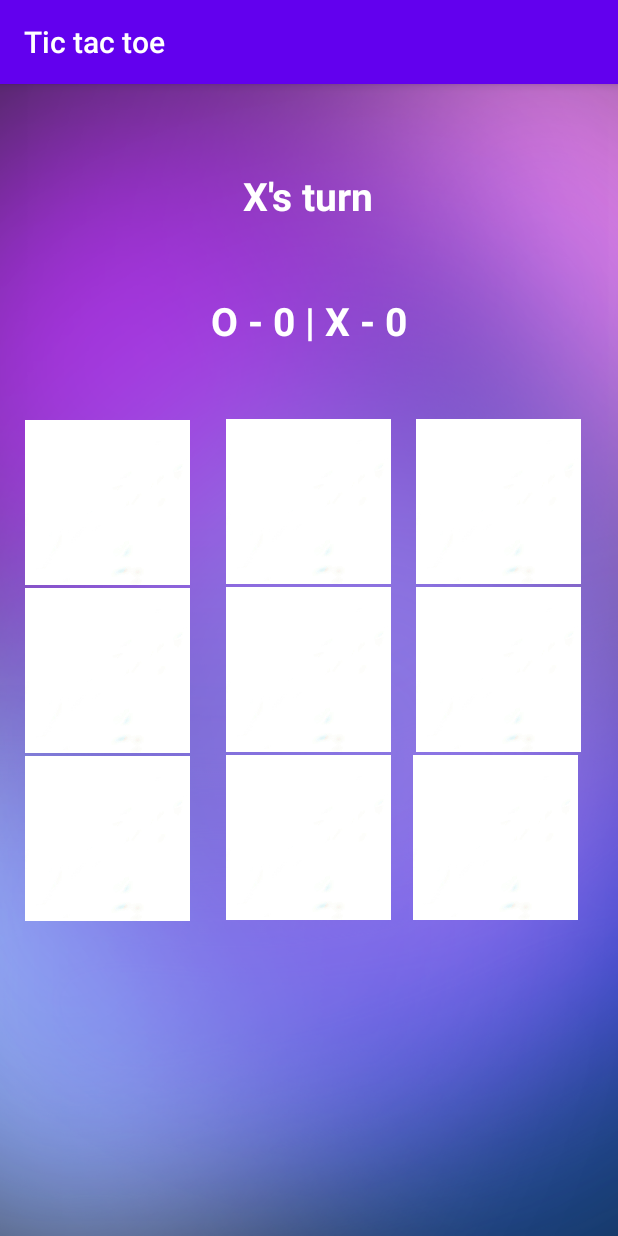
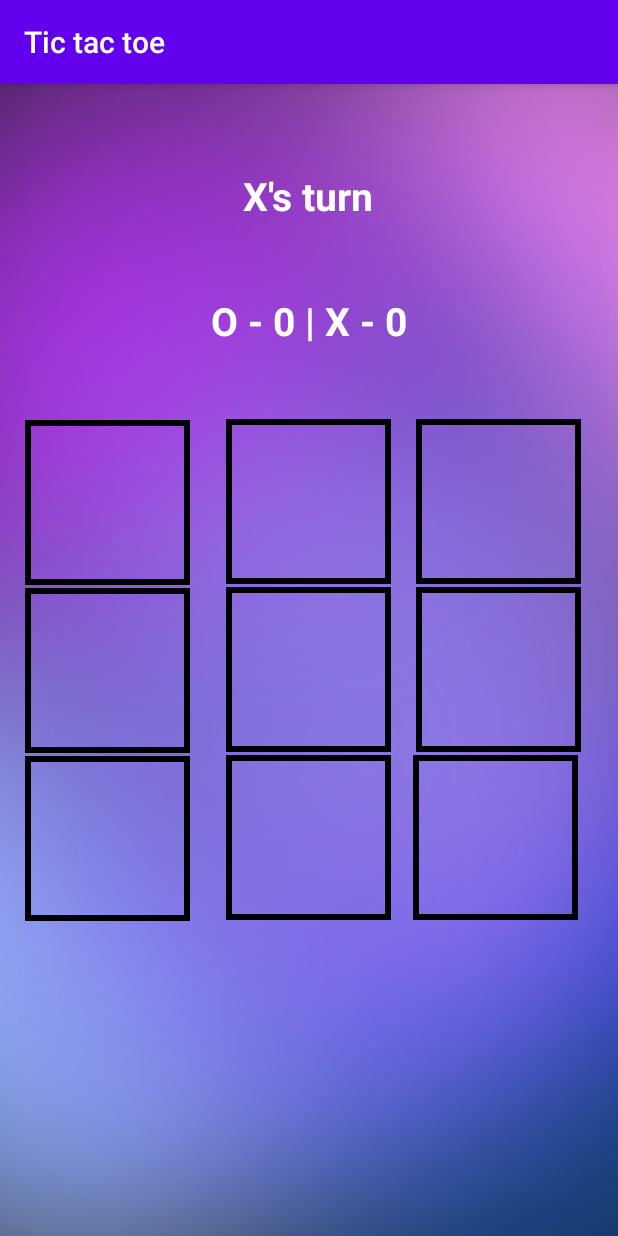
Before and after one commit to vinayak5002/Tic-tac-toe, an Android app: the GamePage screen opened directly, with no data from a screen before it, on a phone screen of 412 x 824 dp. Run offline under Robolectric (Android 15) with nearby library versions, the phone set to English and light mode, and no system bars.

Commit message:
added borders to ImageButtons

```diff
--- a/app/src/main/java/com/tic_tac_toe/app/GamePage.java
+++ b/app/src/main/java/com/tic_tac_toe/app/GamePage.java
@@ -112,7 +112,7 @@ public class GamePage extends AppCompatActivity {
         for(int i=0; i<9; i++){
             button = findViewById(buttons[i]);
             button.setEnabled(true);
-            button.setBackgroundResource(R.drawable.white);
+            button.setBackgroundResource(R.drawable.button_border);
 
             rematch.setVisibility(View.INVISIBLE);
         }
--- a/app/src/main/res/drawable/button_border.xml
+++ b/app/src/main/res/drawable/button_border.xml
@@ -1,4 +1,8 @@
-<?xml version="1.0" encoding="utf-8"?>
-<selector xmlns:android="http://schemas.android.com/apk/res/android">
+<shape xmlns:android="http://schemas.android.com/apk/res/android"
+    android:shape="rectangle" >
 
-</selector>
+    <stroke
+        android:width="4dp"
+        android:color="#000000" />
+
+</shape>
--- a/app/src/main/res/layout/game_page.xml
+++ b/app/src/main/res/layout/game_page.xml
@@ -29,7 +29,7 @@
         android:layout_width="110dp"
         android:layout_height="110dp"
         android:layout_margin="2dp"
-        android:background="@drawable/white"
+        android:background="@drawable/button_border"
         android:contentDescription="TODO"
         android:onClick="press"
         app:layout_constraintBottom_toBottomOf="parent"
@@ -44,9 +44,8 @@
         android:layout_width="110dp"
         android:layout_height="110dp"
         android:onClick="press"
-        android:background="@drawable/white"
         android:layout_margin="2dp"
-
+        android:background="@drawable/button_border"
         app:layout_constraintEnd_toEndOf="parent"
         app:layout_constraintHorizontal_bias="0.498"
         app:layout_constraintStart_toStartOf="parent"
@@ -58,7 +57,7 @@
         android:layout_width="110dp"
         android:layout_height="110dp"
         android:layout_margin="2dp"
-        android:background="@drawable/white"
+        android:background="@drawable/button_border"
         android:onClick="press"
         app:layout_constraintEnd_toEndOf="parent"
         app:layout_constraintHorizontal_bias="0.384"
@@ -70,7 +69,7 @@
         android:layout_width="110dp"
         android:layout_height="110dp"
         android:layout_margin="2dp"
-        android:background="@drawable/white"
+        android:background="@drawable/button_border"
         android:contentDescription="TODO"
         android:onClick="press"
         app:layout_constraintEnd_toStartOf="@+id/_11"
@@ -83,7 +82,7 @@
         android:layout_width="110dp"
         android:layout_height="110dp"
         android:layout_margin="2dp"
-        android:background="@drawable/white"
+        android:background="@drawable/button_border"
         android:contentDescription="TODO"
         android:onClick="press"
         app:layout_constraintEnd_toStartOf="@+id/_21"
@@ -97,7 +96,7 @@
         android:layout_height="110dp"
         android:layout_margin="2dp"
         android:onClick="press"
-        android:background="@drawable/white"
+        android:background="@drawable/button_border"
         app:layout_constraintBottom_toBottomOf="parent"
         app:layout_constraintEnd_toEndOf="parent"
         app:layout_constraintHorizontal_bias="0.498"
@@ -112,7 +111,7 @@
         android:layout_height="110dp"
         android:layout_margin="2dp"
         android:onClick="press"
-        android:background="@drawable/white"
+        android:background="@drawable/button_border"
         app:layout_constraintEnd_toEndOf="parent"
         app:layout_constraintHorizontal_bias="0.333"
         app:layout_constraintStart_toEndOf="@+id/_21"
@@ -124,7 +123,7 @@
         android:layout_width="110dp"
         android:layout_height="110dp"
         android:layout_margin="2dp"
-        android:background="@drawable/white"
+        android:background="@drawable/button_border"
         android:contentDescription="TODO"
         android:onClick="press"
         app:layout_constraintBottom_toBottomOf="parent"
@@ -140,7 +139,7 @@
         android:layout_width="110dp"
         android:layout_height="110dp"
         android:layout_margin="2dp"
-        android:background="@drawable/white"
+        android:background="@drawable/button_border"
         android:contentDescription="TODO"
         android:onClick="press"
         app:layout_constraintBottom_toBottomOf="parent"
```
